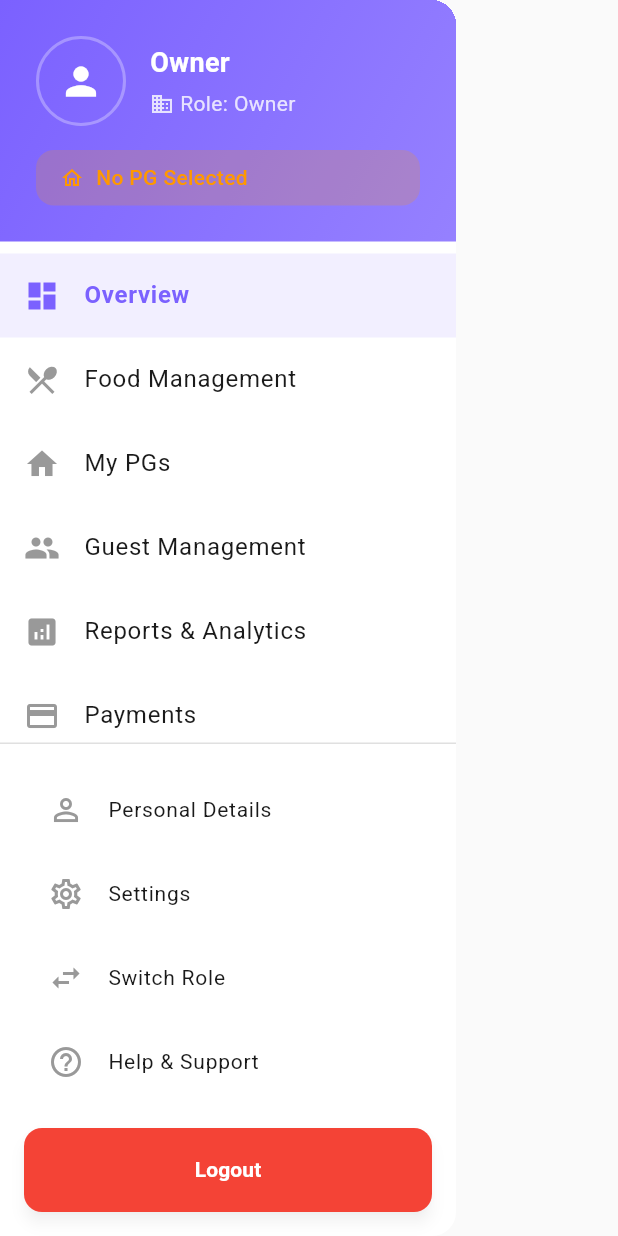
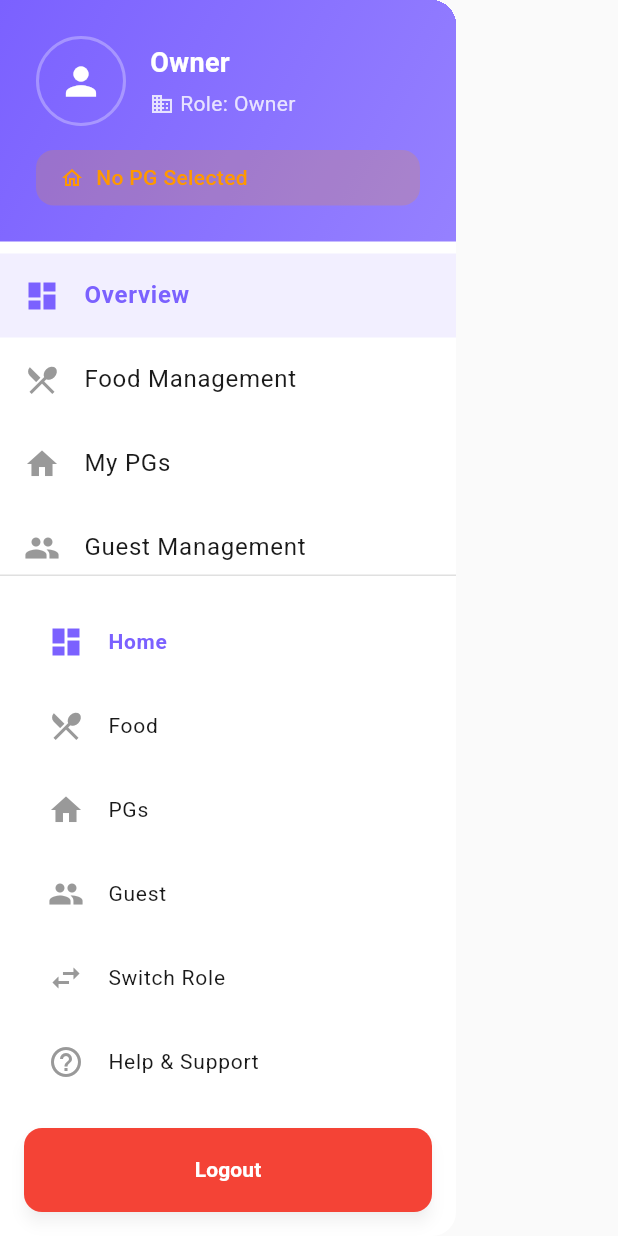
Before and after one commit to bantirathodtech/atitia, a Flutter app: the OwnerDrawer widget shown alone on an empty page, opened directly, on a phone screen of 412 x 824 dp. Run offline on Flutter 3.47's test engine with Material 3 defaults, Android fonts, the phone set to English and light mode, and no system bars; our stand-ins replace cached_network_image, cloud_firestore, cloud_functions, connectivity_plus, equatable, firebase_analytics and 15 more; missing offline and left inert: encrypt, firebase_app_check, firebase_performance, google_sign_in_all_platforms; accounts and stored records are empty; statements that could not run were skipped; project files that could hold a hidden picture were left out.

Commit message:
refactor(owner-drawer): update footer menu - remove duplicates, add dashboard tabs
- Remove Personal Details (My Profile) from footer (already in header)
- Remove Notifications from navigation section (already in header)
- Remove Settings from footer (already in header)
- Add dashboard tabs to footer menu: Home (Overview), Food, PGs, Guest
- Keep Switch Role, Help & Support, and Logout in footer
- Footer now shows all 4 owner dashboard tabs for quick navigation

```diff
--- a/lib/common/widgets/drawers/owner_drawer.dart
+++ b/lib/common/widgets/drawers/owner_drawer.dart
@@ -4,7 +4,7 @@
 // Displays owner information and navigation options:
 // - Header: Avatar, name, role, current PG
 // - Navigation: Dashboard items
-// - Footer: Personal details, settings, logout
+// - Footer: Dashboard tabs (Home, Food, PGs, Guest), Switch Role, Help & Support, Logout
 // ============================================================================
 
 import 'package:flutter/material.dart';
@@ -261,11 +261,6 @@ class OwnerDrawer extends StatelessWidget {
         title: 'Payments',
         index: -2, // Special item
       ),
-      _DrawerItem(
-        icon: Icons.notifications,
-        title: 'Notifications',
-        index: -3, // Special item
-      ),
     ];
 
     return ListView.builder(
@@ -325,41 +320,107 @@ class OwnerDrawer extends StatelessWidget {
       ),
       child: Column(
         children: [
-          // Personal Details
+          // Home (Overview) - Dashboard Tab 0
           ListTile(
             leading: Icon(
-              Icons.person_outline,
-              color: isDark ? AppColors.textSecondary : AppColors.textTertiary,
+              Icons.dashboard,
+              color: currentTabIndex == 0
+                  ? AppColors.primary
+                  : (isDark ? AppColors.textSecondary : AppColors.textTertiary),
             ),
             title: Text(
-              'Personal Details',
+              'Home',
               style: TextStyle(
-                color: isDark ? AppColors.textPrimary : AppColors.textPrimary,
+                color: currentTabIndex == 0
+                    ? AppColors.primary
+                    : (isDark ? AppColors.textPrimary : AppColors.textPrimary),
+                fontWeight: currentTabIndex == 0 ? FontWeight.w600 : FontWeight.normal,
                 fontSize: 14,
               ),
             ),
             onTap: () {
               Navigator.of(context).pop();
-              // TODO: Navigate to personal details screen
+              if (onNavigationTap != null) {
+                onNavigationTap!(0); // Navigate to Overview tab
+              }
             },
           ),
 
-          // Settings
+          // Food - Dashboard Tab 1
           ListTile(
             leading: Icon(
-              Icons.settings_outlined,
-              color: isDark ? AppColors.textSecondary : AppColors.textTertiary,
+              Icons.restaurant_menu,
+              color: currentTabIndex == 1
+                  ? AppColors.primary
+                  : (isDark ? AppColors.textSecondary : AppColors.textTertiary),
             ),
             title: Text(
-              'Settings',
+              'Food',
               style: TextStyle(
-                color: isDark ? AppColors.textPrimary : AppColors.textPrimary,
+                color: currentTabIndex == 1
+                    ? AppColors.primary
+                    : (isDark ? AppColors.textPrimary : AppColors.textPrimary),
+                fontWeight: currentTabIndex == 1 ? FontWeight.w600 : FontWeight.normal,
                 fontSize: 14,
               ),
             ),
             onTap: () {
               Navigator.of(context).pop();
-              // TODO: Navigate to settings screen
+              if (onNavigationTap != null) {
+                onNavigationTap!(1); // Navigate to Food tab
+              }
+            },
+          ),
+
+          // PGs - Dashboard Tab 2
+          ListTile(
+            leading: Icon(
+              Icons.home,
+              color: currentTabIndex == 2
+                  ? AppColors.primary
+                  : (isDark ? AppColors.textSecondary : AppColors.textTertiary),
+            ),
+            title: Text(
+              'PGs',
+              style: TextStyle(
+                color: currentTabIndex == 2
+                    ? AppColors.primary
+                    : (isDark ? AppColors.textPrimary : AppColors.textPrimary),
+                fontWeight: currentTabIndex == 2 ? FontWeight.w600 : FontWeight.normal,
+                fontSize: 14,
+              ),
+            ),
+            onTap: () {
+              Navigator.of(context).pop();
+              if (onNavigationTap != null) {
+                onNavigationTap!(2); // Navigate to PGs tab
+              }
+            },
+          ),
+
+          // Guest - Dashboard Tab 3
+          ListTile(
+            leading: Icon(
+              Icons.people,
+              color: currentTabIndex == 3
+                  ? AppColors.primary
+                  : (isDark ? AppColors.textSecondary : AppColors.textTertiary),
+            ),
+            title: Text(
+              'Guest',
+              style: TextStyle(
+                color: currentTabIndex == 3
+                    ? AppColors.primary
+                    : (isDark ? AppColors.textPrimary : AppColors.textPrimary),
+                fontWeight: currentTabIndex == 3 ? FontWeight.w600 : FontWeight.normal,
+                fontSize: 14,
+              ),
+            ),
+            onTap: () {
+              Navigator.of(context).pop();
+              if (onNavigationTap != null) {
+                onNavigationTap!(3); // Navigate to Guest tab
+              }
             },
           ),
 
@@ -431,10 +492,6 @@ class OwnerDrawer extends StatelessWidget {
         // TODO: Navigate to payments screen
         debugPrint('💰 Navigate to Payments');
         break;
-      case -3: // Notifications
-        // TODO: Navigate to notifications screen
-        debugPrint('🔔 Navigate to Notifications');
-        break;
     }
   }
 
```
